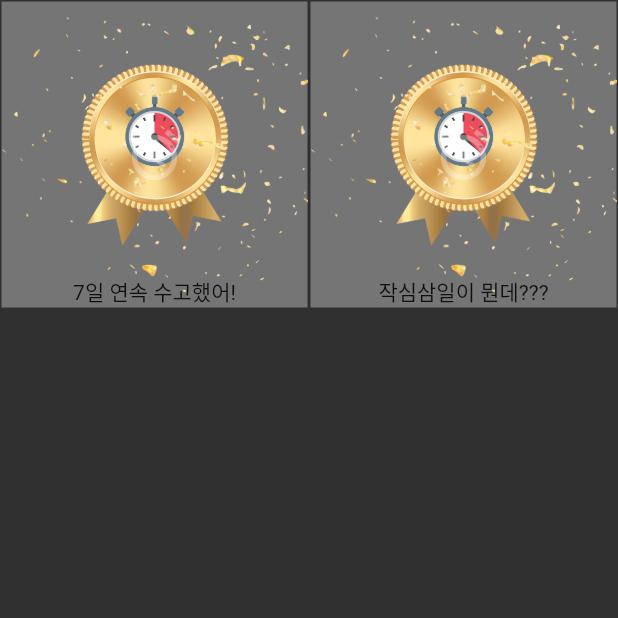
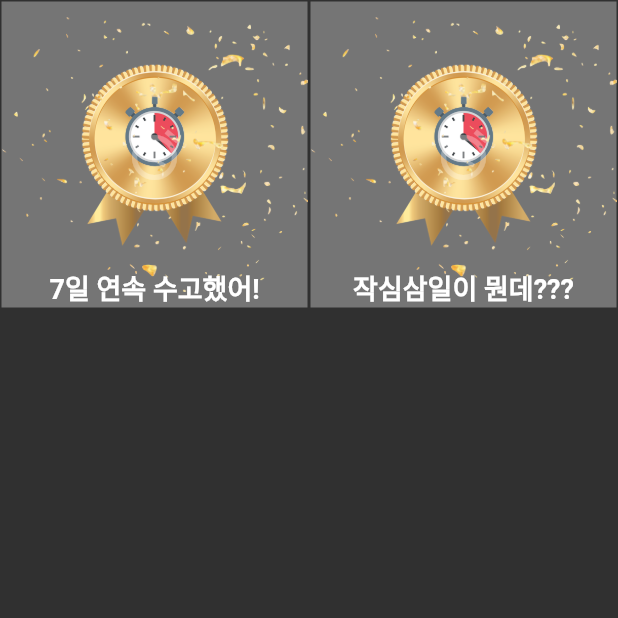
Before and after one commit to potatoCompletion/studyHelper, a Flutter app: the Tab1 screen opened directly, on a phone screen of 412 x 824 dp, the top half of it. Run offline on Flutter 3.47's test engine with Material 2 defaults, Android fonts, the phone set to English and light mode, and no system bars; our stand-ins replace rflutter_alert, table_calendar; missing offline and left inert: scratcher.

Commit message:
2021-05-25 Temporary fix by semiwo

```diff
--- a/lib/ui/global-variable/global-state.dart
+++ b/lib/ui/global-variable/global-state.dart
@@ -50,12 +50,12 @@ Map<DateTime, List<Event>> selectedEvents = {};
 
 // reward day count
 var stampDayCount = 0;
-var _itemCount = 2;
+var axisCount = 2;
 
 var test = '작심삼일이 뭔데???';
 var test1 = '7일 연속 수고했어!';
 
-var rewardCheck = List<int>.filled(_itemCount, 0);
+var rewardCheck = List<int>.filled(axisCount, 0);
 
 Map rewardMap = {'7일 연속 수고했어!': 0, '작심삼일이 뭔데???': 1};
 
--- a/lib/ui/rewards/tab1.dart
+++ b/lib/ui/rewards/tab1.dart
@@ -13,7 +13,7 @@ class _Tab1State extends State<Tab1> {
         backgroundColor: Colors.grey[850],
         body: Container(
           child: GridView.builder(
-              itemCount: 2,
+              itemCount: axisCount,
               gridDelegate:
                   SliverGridDelegateWithFixedCrossAxisCount(crossAxisCount: 2),
               itemBuilder: (context, index) => Container(
@@ -33,7 +33,14 @@ class _Tab1State extends State<Tab1> {
 }
 
 Text _textState(int index) {
-  return Text(rewardMap.keys.toList()[index]);
+  return Text(
+    rewardMap.keys.toList()[index],
+    style: TextStyle(
+      fontWeight: FontWeight.bold,
+      color: Colors.white,
+      fontSize: 18.0,
+    ),
+  );
 }
 
 BoxDecoration gridState(int index) {
```
